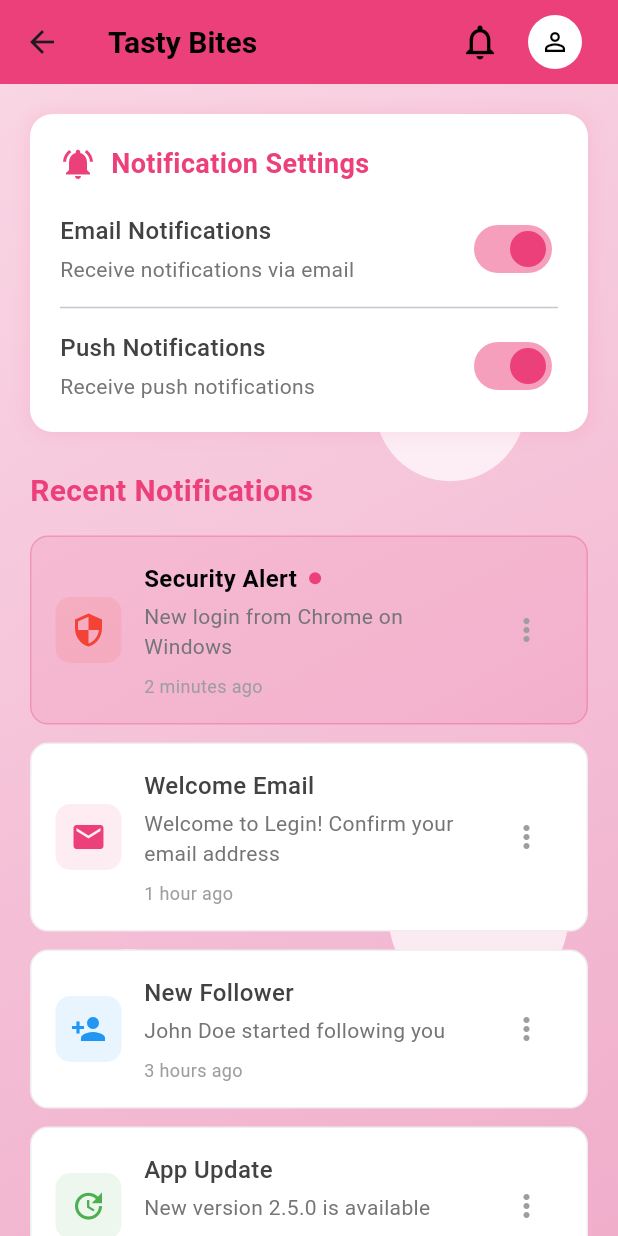
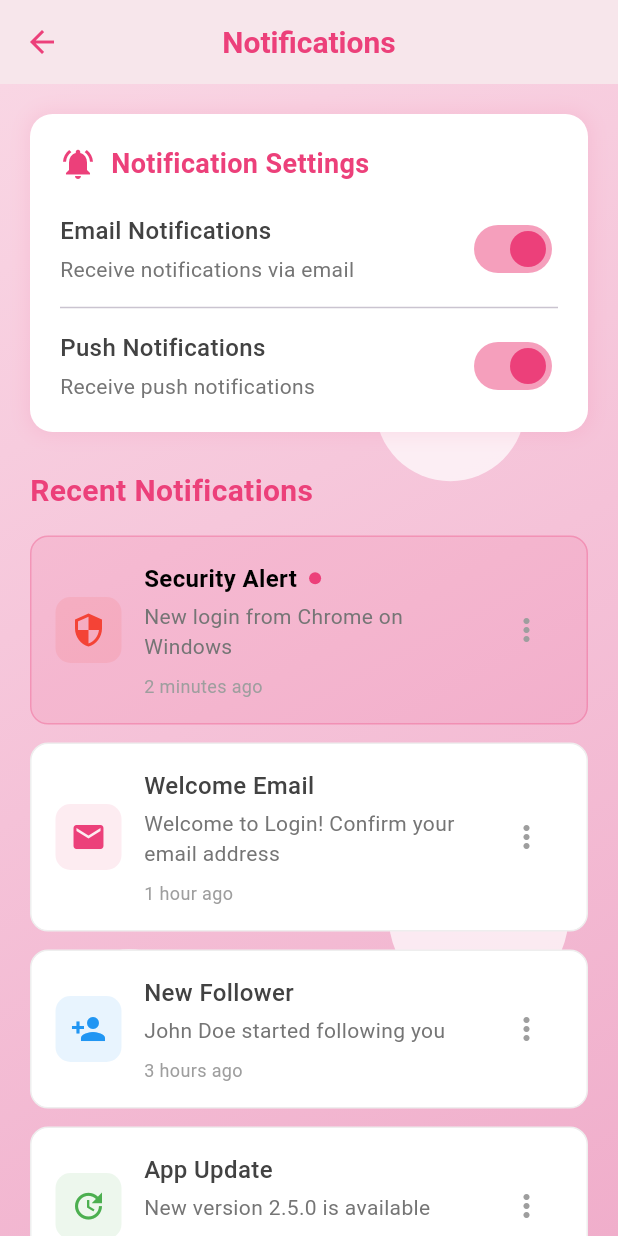
Before and after one commit to sumeyarajih/food_recipe-App, a Flutter app: the NotificationsScreen screen opened directly, on a phone screen of 412 x 824 dp. Run offline on Flutter 3.47's test engine with Material 3 defaults, Android fonts, the phone set to English and light mode, and no system bars; our stand-ins replace chewie, image_picker, video_player.

Commit message:
adding new feature and fixing some UI

```diff
--- a/lib/screens/Notification/notification.dart
+++ b/lib/screens/Notification/notification.dart
@@ -1,6 +1,5 @@
 import 'package:flutter/material.dart';
 import 'package:food_recipe/screens/widget/background_decoration.dart';
-import 'package:food_recipe/screens/widget/top_nav_bar.dart';
 
 class NotificationsScreen extends StatefulWidget {
   const NotificationsScreen({super.key});
@@ -23,14 +22,30 @@ class _NotificationsScreenState extends State<NotificationsScreen> {
   Widget build(BuildContext context) {
     return Scaffold(
       backgroundColor: _backgroundColor,
-       appBar: const TopNavBar(
+      appBar: AppBar(
+        backgroundColor: _backgroundColor,
+        elevation: 0,
+        leading: IconButton(
+          icon: Icon(Icons.arrow_back, color: _pinkColor),
+          onPressed: () {
+            Navigator.pop(context);
+          },
+        ),
+        title: Text(
+          'Notifications',
+          style: TextStyle(
+            color: _pinkColor,
+            fontSize: 20,
+            fontWeight: FontWeight.w600,
+          ),
+        ),
+        centerTitle: true,
       ),
       body: Stack(
         children: [
           const BackgroundDecoration(),
           Column(
             children: [
-
               Expanded(
                 child: SingleChildScrollView(
                   padding: const EdgeInsets.all(20),
@@ -238,7 +253,7 @@ class _NotificationsScreenState extends State<NotificationsScreen> {
       {
         'icon': Icons.email,
         'title': 'Welcome Email',
-        'message': 'Welcome to Legin! Confirm your email address',
+        'message': 'Welcome to Login! Confirm your email address',
         'time': '1 hour ago',
         'isUnread': false,
         'color': _pinkColor,
--- a/lib/screens/auth/signin.dart
+++ b/lib/screens/auth/signin.dart
@@ -124,7 +124,7 @@ class _LoginContentState extends State<LoginContent> {
                   onTap: () {
                     Navigator.of(context).push(
                       PageRouteBuilder(
-                        pageBuilder: (context, animation, secondaryAnimation) => ForgetPasswordContent(onSendOtp: () {  }, onSignIn: () {  },),
+                        pageBuilder: (context, animation, secondaryAnimation) => ForgetPasswordContent(onSendOtp: () {  },),
                         transitionsBuilder: (context, animation, secondaryAnimation, child) {
                           const begin = Offset(1.0, 0.0);
                           const end = Offset.zero;
--- a/lib/screens/widget/top_nav_bar.dart
+++ b/lib/screens/widget/top_nav_bar.dart
@@ -18,6 +18,7 @@ class TopNavBar extends StatelessWidget implements PreferredSizeWidget {
   @override
   Widget build(BuildContext context) {
     return AppBar(
+      automaticallyImplyLeading: false, // Remove automatic back arrow
       backgroundColor: const Color(0xFFEC407A), // Pink background
       elevation: 0,
       title: Row(
```
Also changed, not shown: lib/screens/auth/forget_pas.dart (+28 -15 lines), lib/screens/auth/otp.dart (+12 -1 lines), lib/screens/auth/reset_pass.dart (+12 -2 lines), assets/images/recipe-image.jpg (added).
